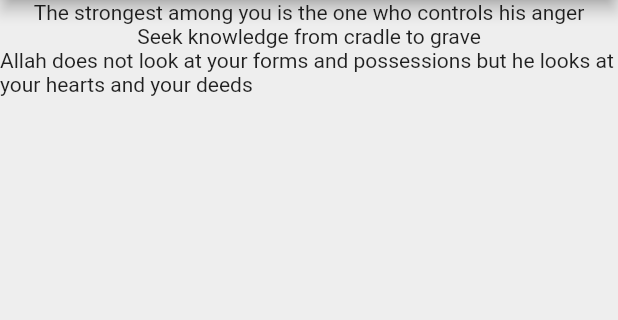
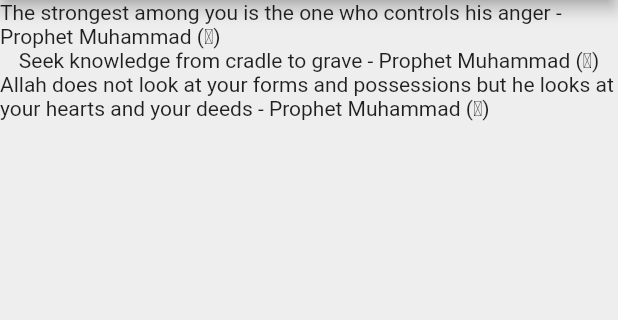
Before and after one commit to ammar629/quotes, a Flutter app: the screen it shows after launch, on a phone screen of 412 x 824 dp, the part 84-404 px from its top. Run offline on Flutter 3.47's test engine with Material 2 defaults, Android fonts, the phone set to English and light mode, and no system bars.

Commit message:
Fixed quotes.map
* Fixed the quotes.map value to reflect change of datasource and properly display quotes and authors in the form of Text() widget list

```diff
--- a/lib/main.dart
+++ b/lib/main.dart
@@ -16,10 +16,10 @@ class QuoteList extends StatefulWidget {
 
 class _QuoteListState extends State<QuoteList> {
   // List of Quotes
-  List<String>quotes = [
-    'The strongest among you is the one who controls his anger',
-    'Seek knowledge from cradle to grave',
-    'Allah does not look at your forms and possessions but he looks at your hearts and your deeds',
+  List<Quote>quotes = [
+    Quote(text: 'The strongest among you is the one who controls his anger', author: 'Prophet Muhammad (ﷺ)'),
+    Quote(text: 'Seek knowledge from cradle to grave', author: 'Prophet Muhammad (ﷺ)'),
+    Quote(text: 'Allah does not look at your forms and possessions but he looks at your hearts and your deeds', author:  'Prophet Muhammad (ﷺ)'),
   ];
 
 
@@ -32,7 +32,7 @@ class _QuoteListState extends State<QuoteList> {
         backgroundColor: Colors.redAccent,
       ),
       body: Column(
-        children: quotes.map((quote) => Text(quote)).toList(),
+        children: quotes.map((quote) => Text('${quote.text} - ${quote.author}')).toList(),
         ),
       backgroundColor: Colors.grey[200],
     );
```
